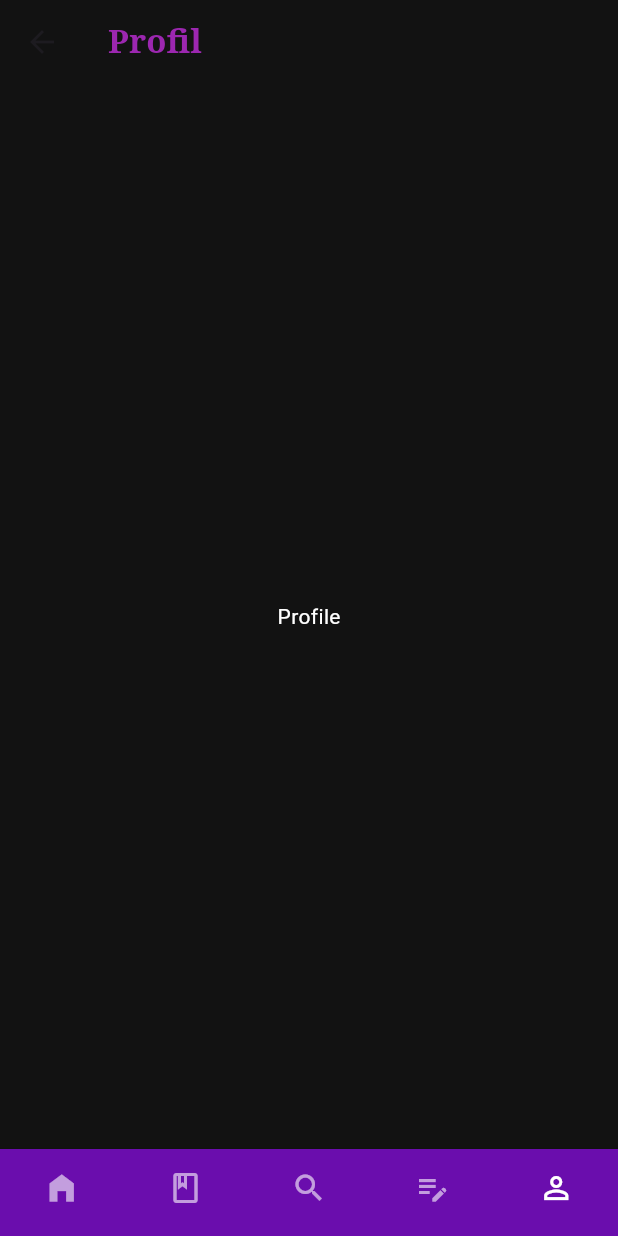
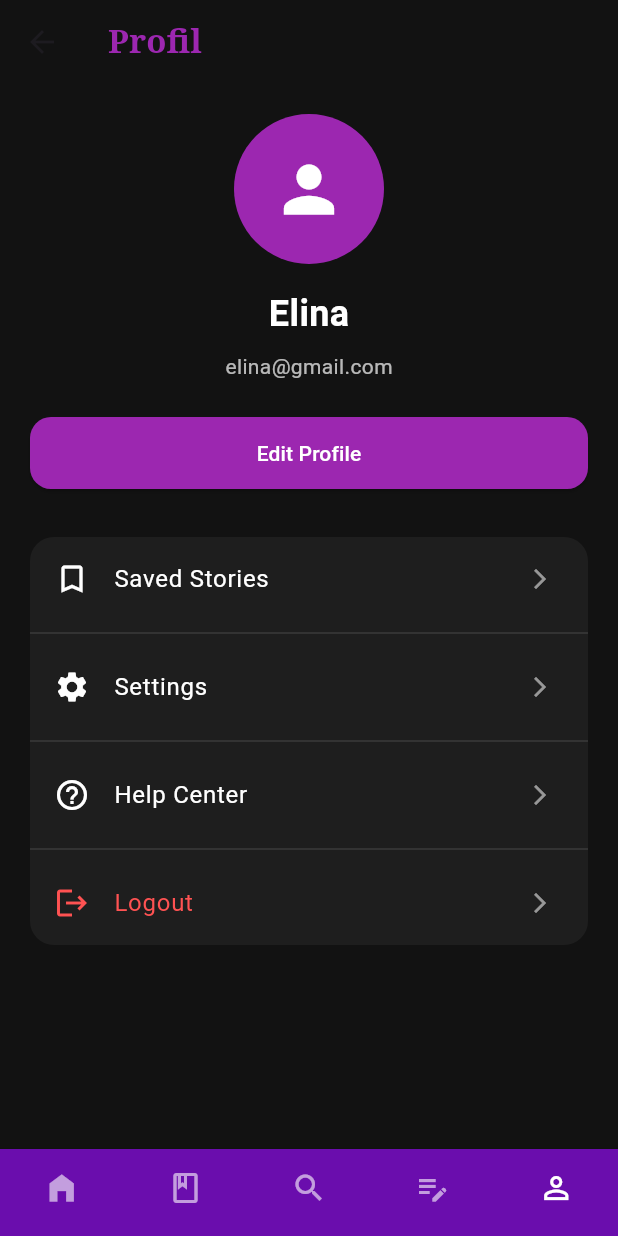
Before and after one commit to talitha404/naratia-app, a Flutter app: the HomeScreen screen opened directly, item 5 of the bottom bar chosen, on a phone screen of 412 x 824 dp. Run offline on Flutter 3.47's test engine with Material 3 defaults, Android fonts, the phone set to English and light mode, and no system bars.

Commit message:
create profile screen ui

```diff
--- a/lib/views/profile/profile_screen.dart
+++ b/lib/views/profile/profile_screen.dart
@@ -5,10 +5,159 @@ class ProfileScreen extends StatelessWidget {
 
   @override
   Widget build(BuildContext context) {
-    return const Center(
-      child: Text(
-        'Profile',
-        style: TextStyle(color: Colors.white),
+    return SingleChildScrollView(
+      child: Padding(
+        padding: const EdgeInsets.all(20),
+
+        child: Column(
+          children: [
+
+            // PROFILE IMAGE
+            const CircleAvatar(
+              radius: 50,
+              backgroundColor: Colors.purple,
+              child: Icon(
+                Icons.person,
+                size: 50,
+                color: Colors.white,
+              ),
+            ),
+
+            const SizedBox(height: 16),
+
+            // USERNAME
+            const Text(
+              'Elina',
+              style: TextStyle(
+                fontSize: 24,
+                fontWeight: FontWeight.bold,
+                color: Colors.white,
+              ),
+            ),
+
+            const SizedBox(height: 8),
+
+            // EMAIL
+            const Text(
+              'elina@gmail.com',
+              style: TextStyle(
+                color: Colors.white70,
+              ),
+            ),
+
+            const SizedBox(height: 24),
+
+            // EDIT PROFILE BUTTON
+            SizedBox(
+              width: double.infinity,
+              child: ElevatedButton(
+                style: ElevatedButton.styleFrom(
+                  backgroundColor: Colors.purple,
+                  padding: const EdgeInsets.symmetric(vertical: 14),
+                  shape: RoundedRectangleBorder(
+                    borderRadius: BorderRadius.circular(14),
+                  ),
+                ),
+                onPressed: () {},
+                child: const Text(
+                  'Edit Profile',
+                  style: TextStyle(color: Colors.white),
+                ),
+              ),
+            ),
+
+            const SizedBox(height: 32),
+
+            // MENU LIST
+            Container(
+              decoration: BoxDecoration(
+                color: const Color(0xFF1E1E1E),
+                borderRadius: BorderRadius.circular(16),
+              ),
+
+              child: Column(
+                children: [
+
+                  ListTile(
+                    leading: const Icon(
+                      Icons.bookmark_border,
+                      color: Colors.white,
+                    ),
+                    title: const Text(
+                      'Saved Stories',
+                      style: TextStyle(color: Colors.white),
+                    ),
+                    trailing: const Icon(
+                      Icons.arrow_forward_ios,
+                      color: Colors.white54,
+                      size: 16,
+                    ),
+                    onTap: () {},
+                  ),
+
+                  const Divider(color: Colors.white12),
+
+                  ListTile(
+                    leading: const Icon(
+                      Icons.settings,
+                      color: Colors.white,
+                    ),
+                    title: const Text(
+                      'Settings',
+                      style: TextStyle(color: Colors.white),
+                    ),
+                    trailing: const Icon(
+                      Icons.arrow_forward_ios,
+                      color: Colors.white54,
+                      size: 16,
+                    ),
+                    onTap: () {},
+                  ),
+
+                  const Divider(color: Colors.white12),
+
+                  ListTile(
+                    leading: const Icon(
+                      Icons.help_outline,
+                      color: Colors.white,
+                    ),
+                    title: const Text(
+                      'Help Center',
+                      style: TextStyle(color: Colors.white),
+                    ),
+                    trailing: const Icon(
+                      Icons.arrow_forward_ios,
+                      color: Colors.white54,
+                      size: 16,
+                    ),
+                    onTap: () {},
+                  ),
+
+                  const Divider(color: Colors.white12),
+
+                  ListTile(
+                    leading: const Icon(
+                      Icons.logout,
+                      color: Colors.redAccent,
+                    ),
+                    title: const Text(
+                      'Logout',
+                      style: TextStyle(
+                        color: Colors.redAccent,
+                      ),
+                    ),
+                    trailing: const Icon(
+                      Icons.arrow_forward_ios,
+                      color: Colors.white54,
+                      size: 16,
+                    ),
+                    onTap: () {},
+                  ),
+                ],
+              ),
+            ),
+          ],
+        ),
       ),
     );
   }
```
Also changed, not shown: lib/views/profile/profile_view.dart (deleted, +0 -94 lines).
